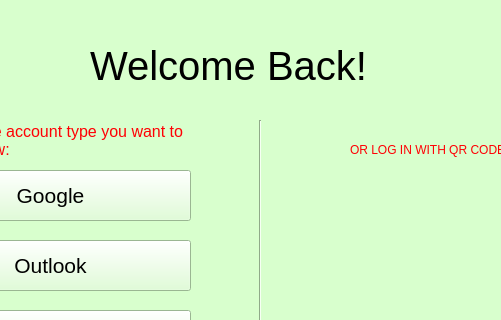
Qt form PTI/SPCK/GUI/dangnhap.ui (GreenSystemDuy08/TL-C4K-PTI01) before a commit; both pictures show x 190 to 691 and y 0 to 320 of the 804 by 576 pixel window.
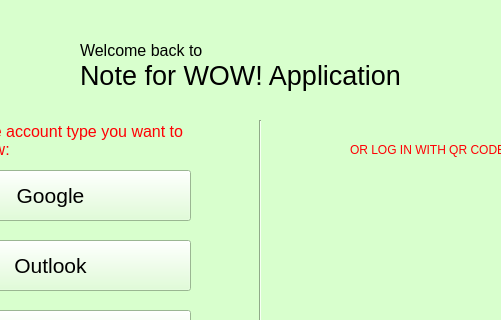
The same form after that commit. Icons and pictures are not drawn.

Diff of the .ui file:
```diff
--- a/PTI/SPCK/GUI/dangnhap.ui
+++ b/PTI/SPCK/GUI/dangnhap.ui
@@ -26,22 +26,22 @@
    <widget class="QLabel" name="label">
     <property name="geometry">
      <rect>
-      <x>280</x>
+      <x>270</x>
       <y>40</y>
       <width>331</width>
-      <height>51</height>
+      <height>21</height>
      </rect>
     </property>
     <property name="font">
      <font>
-      <pointsize>30</pointsize>
+      <pointsize>12</pointsize>
      </font>
     </property>
     <property name="styleSheet">
      <string notr="true"/>
     </property>
     <property name="text">
-     <string>Welcome Back!</string>
+     <string>Welcome back to</string>
     </property>
    </widget>
    <widget class="QPushButton" name="bt_google">
@@ -362,7 +362,27 @@
      <enum>Qt::Horizontal</enum>
     </property>
    </widget>
-   <zorder>label</zorder>
+   <widget class="QLabel" name="label_3">
+    <property name="geometry">
+     <rect>
+      <x>270</x>
+      <y>50</y>
+      <width>331</width>
+      <height>51</height>
+     </rect>
+    </property>
+    <property name="font">
+     <font>
+      <pointsize>20</pointsize>
+     </font>
+    </property>
+    <property name="styleSheet">
+     <string notr="true"/>
+    </property>
+    <property name="text">
+     <string>Note for WOW! Application</string>
+    </property>
+   </widget>
    <zorder>bt_google</zorder>
    <zorder>label_4</zorder>
    <zorder>label_7</zorder>
@@ -378,6 +398,8 @@
    <zorder>bt_admin</zorder>
    <zorder>line_2</zorder>
    <zorder>line</zorder>
+   <zorder>label_3</zorder>
+   <zorder>label</zorder>
   </widget>
   <widget class="QStatusBar" name="statusbar"/>
   <widget class="QMenuBar" name="menuBar">
```
